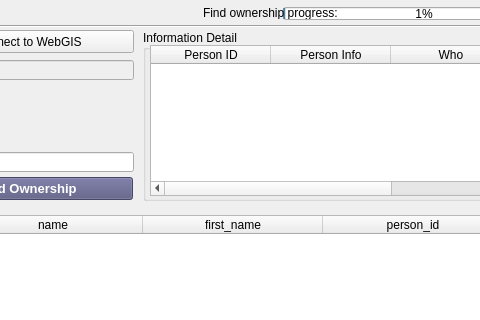
Qt form view/WebgisUtilityDialog.ui (teamlm2/lm2_mgis) before a commit; both pictures show x 227 to 707 and y 0 to 320 of the 800 by 500 pixel window.
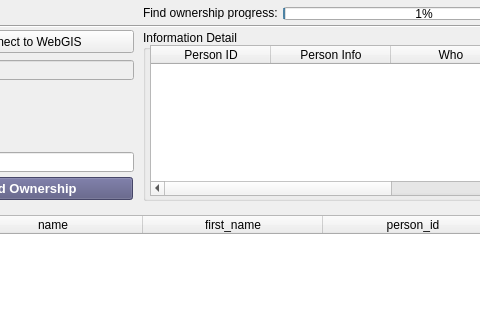
The same form after that commit. Icons and pictures are not drawn.

The edit to the form file:
```diff
--- a/view/WebgisUtilityDialog.ui
+++ b/view/WebgisUtilityDialog.ui
@@ -368,7 +368,7 @@
   <widget class="QLabel" name="label_4">
    <property name="geometry">
     <rect>
-     <x>430</x>
+     <x>370</x>
      <y>6</y>
      <width>134</width>
      <height>13</height>
```
